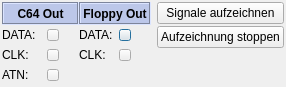
Above: src/debugger_iec_window.ui from ThKattanek/emu64 before the change. Below: the same form after it.
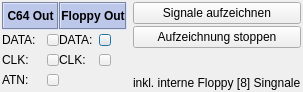
That is the form after the change.

Commit message: Floppy Emulation: Export Floppy Signale MOTOR/SYNC/SOE/BYTE_READY/RST über Debugge->IEC_BUS-> Export IEC Signale SOE Signal wird nun von der VIA2 erzeugt und vom Rest berücksichtigt

```diff
--- a/src/debugger_iec_window.ui
+++ b/src/debugger_iec_window.ui
@@ -6,8 +6,8 @@
    <rect>
     <x>0</x>
     <y>0</y>
-    <width>286</width>
-    <height>87</height>
+    <width>281</width>
+    <height>92</height>
    </rect>
   </property>
   <property name="windowTitle">
@@ -399,6 +399,13 @@
        </property>
       </spacer>
      </item>
+     <item>
+      <widget class="QLabel" name="label_8">
+       <property name="text">
+        <string>inkl. interne Floppy [8] Singnale</string>
+       </property>
+      </widget>
+     </item>
     </layout>
    </item>
    <item>
```
The commit also changes 5 other files.
